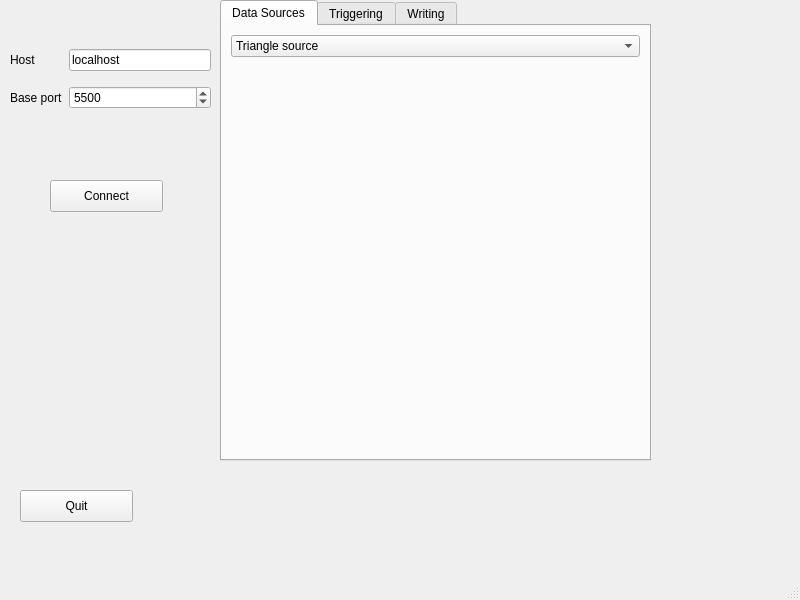
usnistgov/dastardcommander, file dc.ui: the form before one commit.
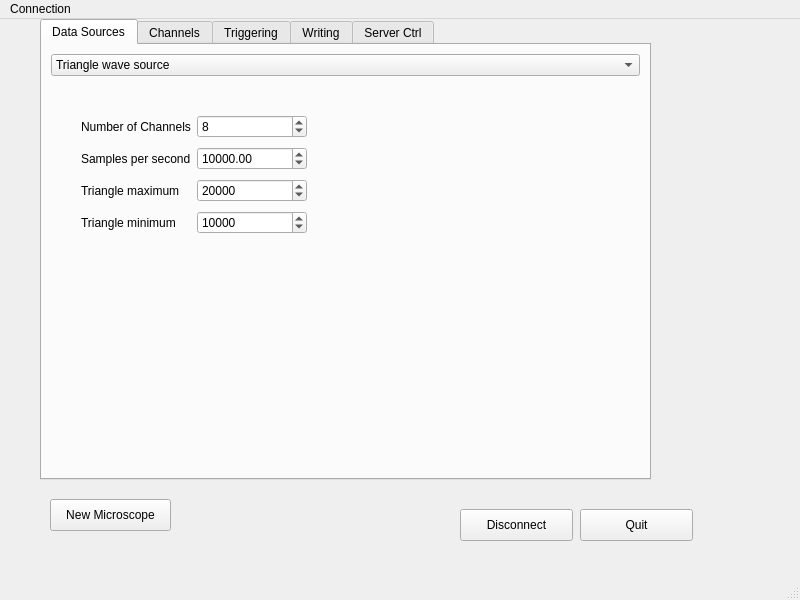
The form after the commit. The open tabs and pages were chosen to show the change. Icons and pictures are not drawn.

Commit message:
Added a pre-run dialog to pick host:port, UI only.
The Python program does not actually run. Needs to be reorganized to do
that.

```diff
--- a/dc.ui
+++ b/dc.ui
@@ -13,60 +13,14 @@
   <property name="windowTitle">
    <string>MainWindow</string>
   </property>
+  <property name="tabShape">
+   <enum>QTabWidget::Rounded</enum>
+  </property>
   <widget class="QWidget" name="centralwidget">
-   <widget class="QWidget" name="gridLayoutWidget">
-    <property name="geometry">
-     <rect>
-      <x>10</x>
-      <y>40</y>
-      <width>201</width>
-      <height>80</height>
-     </rect>
-    </property>
-    <layout class="QGridLayout" name="gridLayout">
-     <property name="spacing">
-      <number>-1</number>
-     </property>
-     <item row="0" column="0">
-      <widget class="QLabel" name="label">
-       <property name="text">
-        <string>Host</string>
-       </property>
-      </widget>
-     </item>
-     <item row="0" column="1">
-      <widget class="QLineEdit" name="hostName">
-       <property name="text">
-        <string>localhost</string>
-       </property>
-      </widget>
-     </item>
-     <item row="1" column="1">
-      <widget class="QSpinBox" name="basePortSpin">
-       <property name="minimum">
-        <number>1025</number>
-       </property>
-       <property name="maximum">
-        <number>65535</number>
-       </property>
-       <property name="value">
-        <number>5500</number>
-       </property>
-      </widget>
-     </item>
-     <item row="1" column="0">
-      <widget class="QLabel" name="label_2">
-       <property name="text">
-        <string>Base port</string>
-       </property>
-      </widget>
-     </item>
-    </layout>
-   </widget>
    <widget class="QPushButton" name="quitButton">
     <property name="geometry">
      <rect>
-      <x>20</x>
+      <x>580</x>
       <y>490</y>
       <width>113</width>
       <height>32</height>
@@ -79,9 +33,9 @@
    <widget class="QTabWidget" name="tabWidget">
     <property name="geometry">
      <rect>
-      <x>220</x>
+      <x>40</x>
       <y>0</y>
-      <width>431</width>
+      <width>611</width>
       <height>461</height>
      </rect>
     </property>
@@ -108,14 +62,14 @@
       <item>
        <widget class="QComboBox" name="dataSource">
         <property name="currentText" stdset="0">
-         <string>Triangle source</string>
+         <string>Triangle wave source</string>
         </property>
         <property name="currentIndex">
          <number>0</number>
         </property>
         <item>
          <property name="text">
-          <string>Triangle source</string>
+          <string>Triangle wave source</string>
          </property>
         </item>
         <item>
@@ -135,12 +89,104 @@
         <property name="currentIndex">
          <number>1</number>
         </property>
-        <widget class="QWidget" name="page"/>
-        <widget class="QWidget" name="page_2"/>
+        <widget class="QWidget" name="trianglePage"/>
+        <widget class="QWidget" name="simPage">
+         <widget class="QWidget" name="gridLayoutWidget">
+          <property name="geometry">
+           <rect>
+            <x>30</x>
+            <y>30</y>
+            <width>226</width>
+            <height>128</height>
+           </rect>
+          </property>
+          <layout class="QGridLayout" name="gridLayout">
+           <item row="2" column="0">
+            <widget class="QLabel" name="label_4">
+             <property name="text">
+              <string>Triangle maximum</string>
+             </property>
+            </widget>
+           </item>
+           <item row="0" column="1">
+            <widget class="QSpinBox" name="triangleNchan">
+             <property name="minimum">
+              <number>1</number>
+             </property>
+             <property name="maximum">
+              <number>256</number>
+             </property>
+             <property name="value">
+              <number>8</number>
+             </property>
+            </widget>
+           </item>
+           <item row="0" column="0">
+            <widget class="QLabel" name="label">
+             <property name="text">
+              <string>Number of Channels</string>
+             </property>
+            </widget>
+           </item>
+           <item row="1" column="0">
+            <widget class="QLabel" name="label_2">
+             <property name="text">
+              <string>Samples per second</string>
+             </property>
+            </widget>
+           </item>
+           <item row="3" column="0">
+            <widget class="QLabel" name="label_5">
+             <property name="text">
+              <string>Triangle minimum</string>
+             </property>
+            </widget>
+           </item>
+           <item row="1" column="1">
+            <widget class="QDoubleSpinBox" name="triangleSampleRate">
+             <property name="minimum">
+              <double>10.000000000000000</double>
+             </property>
+             <property name="maximum">
+              <double>1000000.000000000000000</double>
+             </property>
+             <property name="value">
+              <double>10000.000000000000000</double>
+             </property>
+            </widget>
+           </item>
+           <item row="2" column="1">
+            <widget class="QSpinBox" name="triangleMaximum">
+             <property name="maximum">
+              <number>65535</number>
+             </property>
+             <property name="value">
+              <number>20000</number>
+             </property>
+            </widget>
+           </item>
+           <item row="3" column="1">
+            <widget class="QSpinBox" name="triangleMinimum">
+             <property name="maximum">
+              <number>65535</number>
+             </property>
+             <property name="value">
+              <number>10000</number>
+             </property>
+            </widget>
+           </item>
+          </layout>
+         </widget>
+        </widget>
        </widget>
       </item>
      </layout>
     </widget>
+    <widget class="QWidget" name="tabChannels">
+     <attribute name="title">
+      <string>Channels</string>
+     </attribute>
+    </widget>
     <widget class="QWidget" name="tab_2">
      <attribute name="title">
       <string>Triggering</string>
@@ -151,25 +197,17 @@
       <string>Writing</string>
      </attribute>
     </widget>
-   </widget>
-   <widget class="QPushButton" name="pushButton_2">
-    <property name="geometry">
-     <rect>
-      <x>50</x>
-      <y>180</y>
-      <width>113</width>
-      <height>32</height>
-     </rect>
-    </property>
-    <property name="text">
-     <string>Connect</string>
-    </property>
+    <widget class="QWidget" name="tab_4">
+     <attribute name="title">
+      <string>Server Ctrl</string>
+     </attribute>
+    </widget>
    </widget>
    <widget class="QLabel" name="label_3">
     <property name="geometry">
      <rect>
-      <x>10</x>
-      <y>5</y>
+      <x>350</x>
+      <y>490</y>
       <width>71</width>
       <height>31</height>
      </rect>
@@ -186,6 +224,32 @@
      <pixmap>NIST_logo_tiny.png</pixmap>
     </property>
    </widget>
+   <widget class="QPushButton" name="disconnectButton">
+    <property name="geometry">
+     <rect>
+      <x>460</x>
+      <y>490</y>
+      <width>113</width>
+      <height>32</height>
+     </rect>
+    </property>
+    <property name="text">
+     <string>Disconnect</string>
+    </property>
+   </widget>
+   <widget class="QPushButton" name="pushButton">
+    <property name="geometry">
+     <rect>
+      <x>50</x>
+      <y>480</y>
+      <width>121</width>
+      <height>32</height>
+     </rect>
+    </property>
+    <property name="text">
+     <string>New Microscope</string>
+    </property>
+   </widget>
   </widget>
   <widget class="QMenuBar" name="menubar">
    <property name="geometry">
@@ -196,6 +260,14 @@
      <height>22</height>
     </rect>
    </property>
+   <widget class="QMenu" name="menuConnection">
+    <property name="title">
+     <string>Connection</string>
+    </property>
+    <addaction name="actionDisconnect"/>
+    <addaction name="actionQuit"/>
+   </widget>
+   <addaction name="menuConnection"/>
   </widget>
   <widget class="QStatusBar" name="statusbar"/>
  </widget>
```
Left out of the diff: 31 changed lines with no effect on the pictures. The commit also changes 2 other files.
